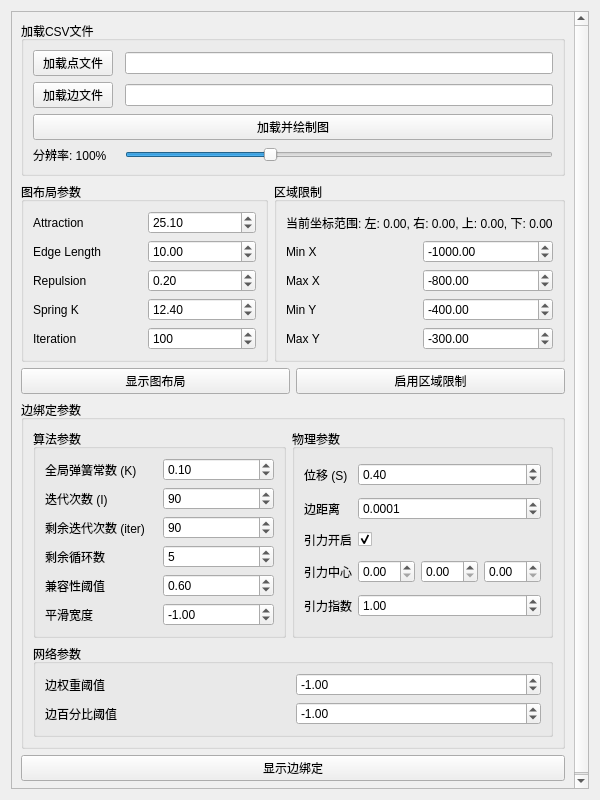
This is vis4earth/graph_viser/graph_layout.ui in junjiangyue/vis-on-earth-qt-osg as Qt 5 draws it before an edit. The edited form follows.
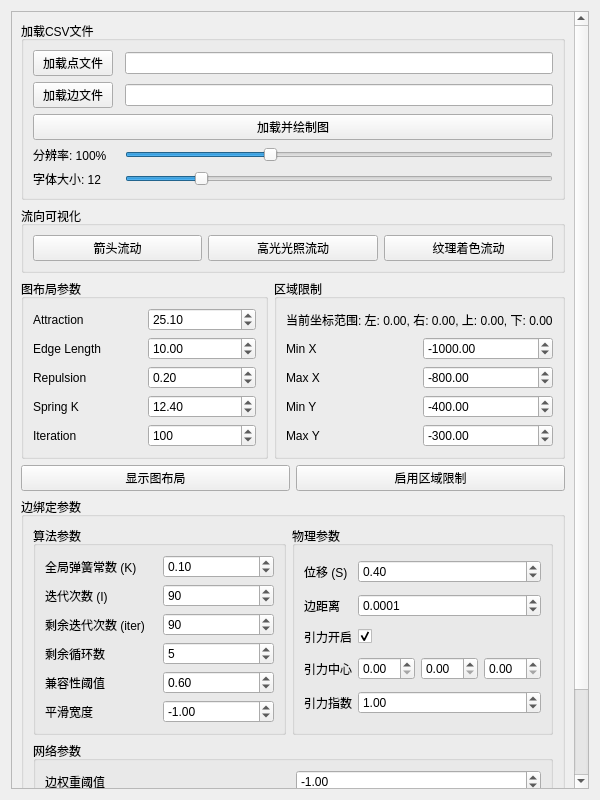
This is the edited form.

Commit message: 文字大小修改

```diff
--- a/vis4earth/graph_viser/graph_layout.ui
+++ b/vis4earth/graph_viser/graph_layout.ui
@@ -88,9 +88,64 @@
                         </property>
                       </widget>
                     </item>
+                    <item row="4" column="0">
+                      <widget class="QLabel" name="fontSizeLabel">
+                        <property name="text">
+                          <string>字体大小: 12</string>
+                        </property>
+                      </widget>
+                    </item>
+                    <item row="4" column="2">
+                      <widget class="QSlider" name="fontSizeSlider">
+                        <property name="minimum">
+                          <number>8</number>
+                        </property>
+                        <property name="maximum">
+                          <number>32</number>
+                        </property>
+                        <property name="value">
+                          <number>12</number>
+                        </property>
+                        <property name="orientation">
+                          <enum>Qt::Horizontal</enum>
+                        </property>
+                      </widget>
+                    </item>
                   </layout>
                 </widget>
               </item>
+              <!-- New Flow Visualization Group Box -->
+              <item>
+                <widget class="QGroupBox" name="groupBoxFlowVisualization">
+                  <property name="title">
+                    <string>流向可视化</string>
+                  </property>
+                  <layout class="QHBoxLayout" name="horizontalLayoutFlowVisualization">
+                    <item>
+                      <widget class="QPushButton" name="arrowFlowButton">
+                        <property name="text">
+                          <string>箭头流动</string>
+                        </property>
+                      </widget>
+                    </item>
+                    <item>
+                      <widget class="QPushButton" name="highlightFlowButton">
+                        <property name="text">
+                          <string>高光光照流动</string>
+                        </property>
+                      </widget>
+                    </item>
+                    <item>
+                      <widget class="QPushButton" name="textureFlowButton">
+                        <property name="text">
+                          <string>纹理着色流动</string>
+                        </property>
+                      </widget>
+                    </item>
+                  </layout>
+                </widget>
+              </item>
+
               <item>
                 <layout class="QHBoxLayout" name="horizontalLayout">
                   <item>
```
The commit also changes 5 other files.
